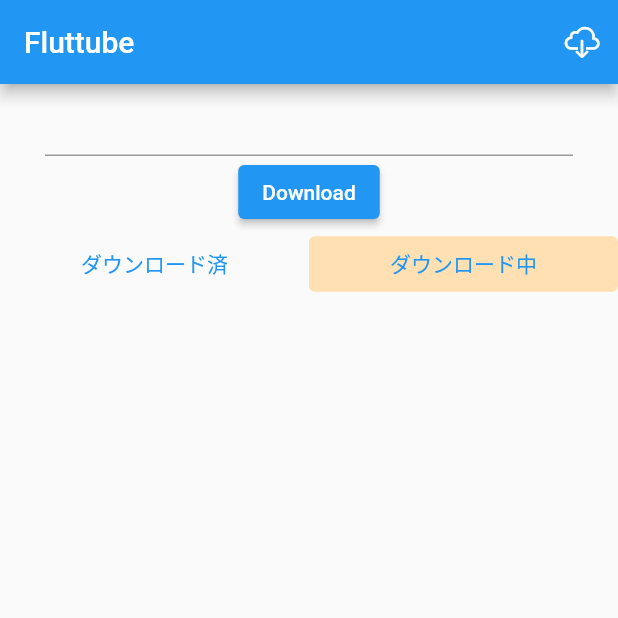
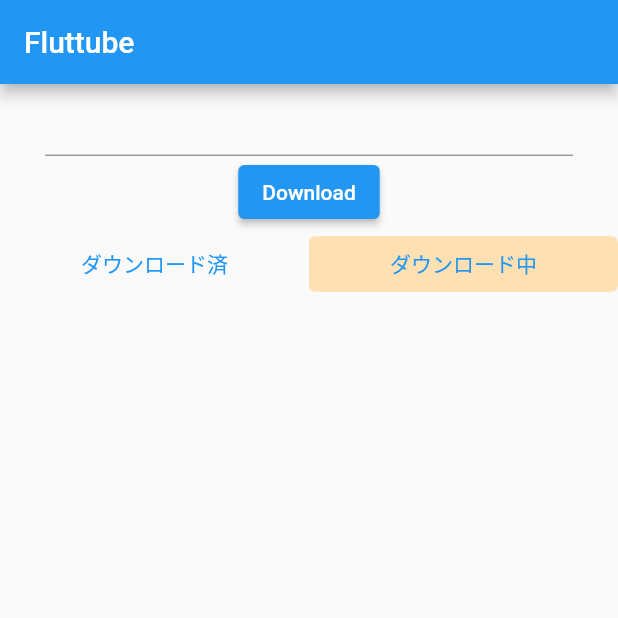
Before and after one commit to M-Shinoda/fluttube, a Flutter app: the screen it shows after launch, on a phone screen of 412 x 824 dp, the top half of it. Run offline on Flutter 3.47's test engine with Material 2 defaults, Android fonts, the phone set to English and light mode, and no system bars; our stand-ins replace flutter_hooks, flutter_riverpod, hooks_riverpod, permission_handler; missing offline and left inert: downloads_path_provider, receive_sharing_intent, youtube_explode_dart.

Commit message:
remove unuse statement

```diff
--- a/lib/home.dart
+++ b/lib/home.dart
@@ -1,6 +1,5 @@
 import 'package:flutter/cupertino.dart';
 import 'package:flutter/material.dart';
-import 'package:fluttube/count.dart';
 import 'package:fluttube/home_body.dart';
 import 'package:hooks_riverpod/hooks_riverpod.dart';
 import 'home_body.dart';
@@ -10,20 +9,9 @@ class HomeView extends HookConsumerWidget {
 
   @override
   Widget build(BuildContext context, WidgetRef ref) {
-    final count = ref.watch(countProvider);
-
     return Scaffold(
       appBar: AppBar(
         title: const Text('Fluttube '),
-        actions: <Widget>[
-          IconButton(
-            onPressed: () {
-              // ignore: avoid_print
-              print('$count');
-            },
-            icon: const Icon(CupertinoIcons.cloud_download),
-          )
-        ],
       ),
       body: const HomeBodyView(),
     );
```
